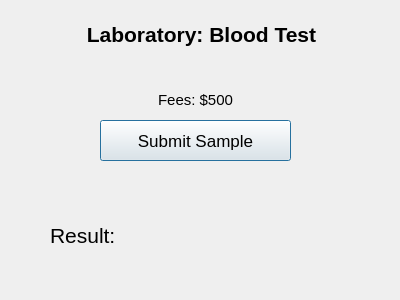
The window that dobloodtestwindow.ui (KirolousFouty/Hospital_Project) describes before a commit, drawn with Qt 5.
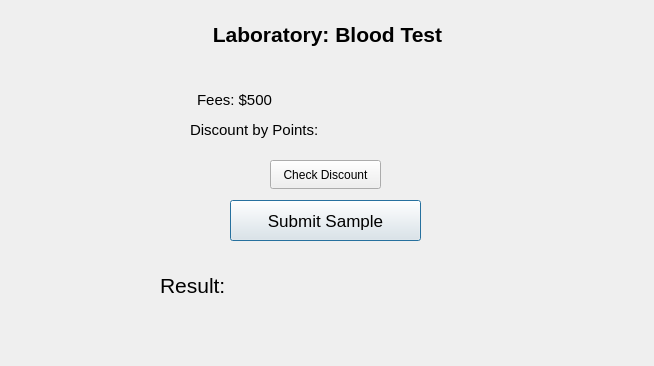
The same window after the commit.

Patch:
```diff
--- a/dobloodtestwindow.ui
+++ b/dobloodtestwindow.ui
@@ -6,8 +6,8 @@
    <rect>
     <x>0</x>
     <y>0</y>
-    <width>400</width>
-    <height>300</height>
+    <width>654</width>
+    <height>366</height>
    </rect>
   </property>
   <property name="windowTitle">
@@ -16,8 +16,8 @@
   <widget class="QPushButton" name="submitSampleButton">
    <property name="geometry">
     <rect>
-     <x>100</x>
-     <y>120</y>
+     <x>230</x>
+     <y>200</y>
      <width>191</width>
      <height>41</height>
     </rect>
@@ -34,9 +34,9 @@
   <widget class="QLabel" name="bloodTestTitle">
    <property name="geometry">
     <rect>
-     <x>6</x>
+     <x>2</x>
      <y>4</y>
-     <width>391</width>
+     <width>651</width>
      <height>61</height>
     </rect>
    </property>
@@ -56,8 +56,8 @@
   <widget class="QLabel" name="resultDisplay">
    <property name="geometry">
     <rect>
-     <x>50</x>
-     <y>220</y>
+     <x>160</x>
+     <y>270</y>
      <width>321</width>
      <height>31</height>
     </rect>
@@ -74,9 +74,9 @@
   <widget class="QLabel" name="feesTitle">
    <property name="geometry">
     <rect>
-     <x>100</x>
+     <x>184</x>
      <y>90</y>
-     <width>191</width>
+     <width>101</width>
      <height>20</height>
     </rect>
    </property>
@@ -92,6 +92,53 @@
     <set>Qt::AlignCenter</set>
    </property>
   </widget>
+  <widget class="QLabel" name="discountTitle">
+   <property name="geometry">
+    <rect>
+     <x>190</x>
+     <y>120</y>
+     <width>161</width>
+     <height>20</height>
+    </rect>
+   </property>
+   <property name="font">
+    <font>
+     <pointsize>11</pointsize>
+    </font>
+   </property>
+   <property name="text">
+    <string>Discount by Points:</string>
+   </property>
+  </widget>
+  <widget class="QLabel" name="discountDisplay">
+   <property name="geometry">
+    <rect>
+     <x>370</x>
+     <y>120</y>
+     <width>111</width>
+     <height>20</height>
+    </rect>
+   </property>
+   <property name="text">
+    <string/>
+   </property>
+   <property name="alignment">
+    <set>Qt::AlignRight|Qt::AlignTrailing|Qt::AlignVCenter</set>
+   </property>
+  </widget>
+  <widget class="QPushButton" name="checkDiscountButton">
+   <property name="geometry">
+    <rect>
+     <x>270</x>
+     <y>160</y>
+     <width>111</width>
+     <height>29</height>
+    </rect>
+   </property>
+   <property name="text">
+    <string>Check Discount</string>
+   </property>
+  </widget>
  </widget>
  <resources/>
  <connections/>
```
